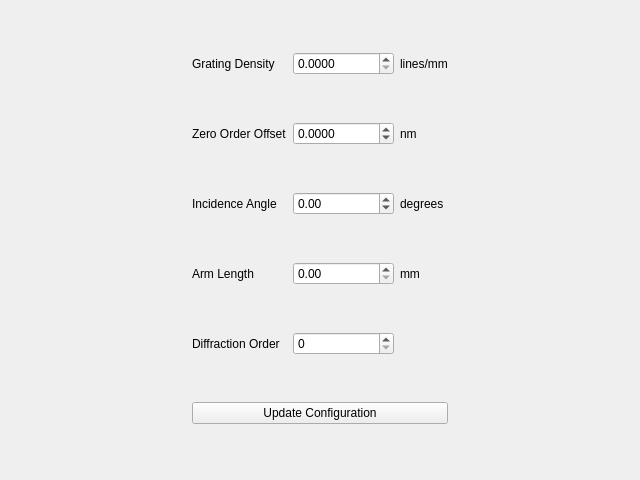
Above: runnable/grating_input.ui from mitbailey/driver_converter before the change. Below: the same form after it.
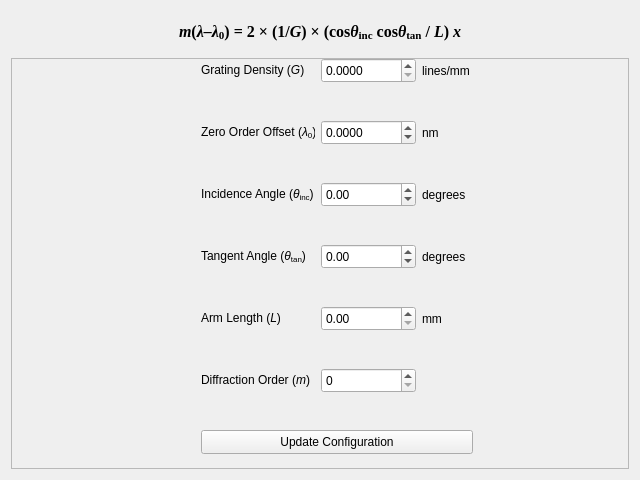
That is the form after the change.

Commit message: Fixed grating equation

Patch:
```diff
--- a/runnable/grating_input.ui
+++ b/runnable/grating_input.ui
@@ -13,149 +13,329 @@
   <property name="windowTitle">
    <string>Form</string>
   </property>
-  <layout class="QGridLayout" name="gridLayout">
-   <item row="2" column="2">
-    <widget class="QDoubleSpinBox" name="incidence_angle_in">
-     <property name="minimum">
-      <double>-180.000000000000000</double>
-     </property>
-     <property name="maximum">
-      <double>180.000000000000000</double>
-     </property>
-    </widget>
-   </item>
+  <layout class="QGridLayout" name="gridLayout" rowstretch="1,10">
    <item row="0" column="1">
-    <widget class="QLabel" name="label">
-     <property name="text">
-      <string>Grating Density</string>
+    <layout class="QVBoxLayout" name="verticalLayout">
+     <property name="leftMargin">
+      <number>5</number>
      </property>
-    </widget>
-   </item>
-   <item row="3" column="3">
-    <widget class="QLabel" name="label_9">
-     <property name="text">
-      <string>mm</string>
+     <property name="topMargin">
+      <number>5</number>
      </property>
-    </widget>
-   </item>
-   <item row="3" column="2">
-    <widget class="QDoubleSpinBox" name="arm_length_in">
-     <property name="maximum">
-      <double>500000.000000000000000</double>
+     <property name="rightMargin">
+      <number>5</number>
      </property>
-    </widget>
-   </item>
-   <item row="1" column="2">
-    <widget class="QDoubleSpinBox" name="zero_offset_in">
-     <property name="decimals">
-      <number>4</number>
+     <property name="bottomMargin">
+      <number>5</number>
      </property>
-     <property name="minimum">
-      <double>-500000.000000000000000</double>
-     </property>
-     <property name="maximum">
-      <double>500000.000000000000000</double>
-     </property>
-    </widget>
-   </item>
-   <item row="3" column="1">
-    <widget class="QLabel" name="label_4">
-     <property name="text">
-      <string>Arm Length</string>
-     </property>
-    </widget>
-   </item>
-   <item row="0" column="2">
-    <widget class="QDoubleSpinBox" name="grating_density_in">
-     <property name="decimals">
-      <number>4</number>
-     </property>
-     <property name="maximum">
-      <double>500000.000000000000000</double>
-     </property>
-    </widget>
-   </item>
-   <item row="0" column="0">
-    <spacer name="horizontalSpacer">
-     <property name="orientation">
-      <enum>Qt::Horizontal</enum>
-     </property>
-     <property name="sizeHint" stdset="0">
-      <size>
-       <width>40</width>
-       <height>20</height>
-      </size>
-     </property>
-    </spacer>
-   </item>
-   <item row="2" column="1">
-    <widget class="QLabel" name="label_3">
-     <property name="text">
-      <string>Incidence Angle</string>
-     </property>
-    </widget>
-   </item>
-   <item row="4" column="2">
-    <widget class="QDoubleSpinBox" name="diff_order_in">
-     <property name="decimals">
-      <number>0</number>
-     </property>
-    </widget>
-   </item>
-   <item row="0" column="3">
-    <widget class="QLabel" name="label_6">
-     <property name="text">
-      <string>lines/mm</string>
-     </property>
-    </widget>
-   </item>
-   <item row="1" column="3">
-    <widget class="QLabel" name="label_7">
-     <property name="text">
-      <string>nm</string>
-     </property>
-    </widget>
-   </item>
-   <item row="2" column="3">
-    <widget class="QLabel" name="label_8">
-     <property name="text">
-      <string>degrees</string>
-     </property>
-    </widget>
+     <item>
+      <layout class="QHBoxLayout" name="horizontalLayout">
+       <item>
+        <spacer name="horizontalSpacer_3">
+         <property name="orientation">
+          <enum>Qt::Horizontal</enum>
+         </property>
+         <property name="sizeHint" stdset="0">
+          <size>
+           <width>40</width>
+           <height>20</height>
+          </size>
+         </property>
+        </spacer>
+       </item>
+       <item>
+        <widget class="QLabel" name="label_12">
+         <property name="font">
+          <font>
+           <family>Times New Roman</family>
+           <pointsize>12</pointsize>
+           <bold>true</bold>
+          </font>
+         </property>
+         <property name="text">
+          <string>&lt;i&gt;m&lt;/i&gt;(&lt;i&gt;&amp;lambda;&amp;#8211;&amp;lambda;&lt;/i&gt;&lt;sub&gt;0&lt;/sub&gt;) = 2 &amp;times; (1/&lt;i&gt;G&lt;/i&gt;) &amp;times; (cos&lt;i&gt;&amp;theta;&lt;/i&gt;&lt;sub&gt;inc&lt;/sub&gt; cos&lt;i&gt;&amp;theta;&lt;/i&gt;&lt;sub&gt;tan&lt;/sub&gt; / &lt;i&gt;L&lt;/i&gt;) &lt;i&gt;x&lt;/i&gt;</string>
+         </property>
+        </widget>
+       </item>
+       <item>
+        <spacer name="horizontalSpacer_4">
+         <property name="orientation">
+          <enum>Qt::Horizontal</enum>
+         </property>
+         <property name="sizeHint" stdset="0">
+          <size>
+           <width>40</width>
+           <height>20</height>
+          </size>
+         </property>
+        </spacer>
+       </item>
+      </layout>
+     </item>
+    </layout>
    </item>
    <item row="1" column="1">
-    <widget class="QLabel" name="label_2">
-     <property name="text">
-      <string>Zero Order Offset</string>
-     </property>
-    </widget>
-   </item>
-   <item row="4" column="1">
-    <widget class="QLabel" name="label_5">
-     <property name="text">
-      <string>Diffraction Order</string>
-     </property>
-    </widget>
-   </item>
-   <item row="0" column="4">
-    <spacer name="horizontalSpacer_2">
-     <property name="orientation">
-      <enum>Qt::Horizontal</enum>
-     </property>
-     <property name="sizeHint" stdset="0">
-      <size>
-       <width>40</width>
-       <height>20</height>
-      </size>
-     </property>
-    </spacer>
-   </item>
-   <item row="5" column="1" colspan="3">
-    <widget class="QPushButton" name="update_conf_btn">
-     <property name="text">
-      <string>Update Configuration</string>
-     </property>
-    </widget>
+    <layout class="QVBoxLayout" name="verticalLayout_3">
+     <item>
+      <widget class="QFrame" name="frame">
+       <property name="frameShape">
+        <enum>QFrame::StyledPanel</enum>
+       </property>
+       <property name="frameShadow">
+        <enum>QFrame::Raised</enum>
+       </property>
+       <widget class="QLabel" name="label_7">
+        <property name="geometry">
+         <rect>
+          <x>411</x>
+          <y>62</y>
+          <width>51</width>
+          <height>25</height>
+         </rect>
+        </property>
+        <property name="text">
+         <string>nm</string>
+        </property>
+       </widget>
+       <widget class="QLabel" name="label_4">
+        <property name="geometry">
+         <rect>
+          <x>190</x>
+          <y>248</y>
+          <width>114</width>
+          <height>25</height>
+         </rect>
+        </property>
+        <property name="text">
+         <string>Arm Length (&lt;i&gt;L&lt;/i&gt;)</string>
+        </property>
+       </widget>
+       <widget class="QDoubleSpinBox" name="arm_length_in">
+        <property name="geometry">
+         <rect>
+          <x>310</x>
+          <y>248</y>
+          <width>95</width>
+          <height>25</height>
+         </rect>
+        </property>
+        <property name="maximum">
+         <double>500000.000000000000000</double>
+        </property>
+       </widget>
+       <widget class="QLabel" name="label_6">
+        <property name="geometry">
+         <rect>
+          <x>411</x>
+          <y>0</y>
+          <width>51</width>
+          <height>25</height>
+         </rect>
+        </property>
+        <property name="text">
+         <string>lines/mm</string>
+        </property>
+       </widget>
+       <widget class="QLabel" name="label_11">
+        <property name="geometry">
+         <rect>
+          <x>411</x>
+          <y>186</y>
+          <width>51</width>
+          <height>25</height>
+         </rect>
+        </property>
+        <property name="text">
+         <string>degrees</string>
+        </property>
+       </widget>
+       <widget class="QLabel" name="label">
+        <property name="geometry">
+         <rect>
+          <x>190</x>
+          <y>0</y>
+          <width>114</width>
+          <height>25</height>
+         </rect>
+        </property>
+        <property name="text">
+         <string>Grating Density (&lt;i&gt;G&lt;/i&gt;)</string>
+        </property>
+       </widget>
+       <widget class="QLabel" name="label_10">
+        <property name="geometry">
+         <rect>
+          <x>190</x>
+          <y>186</y>
+          <width>114</width>
+          <height>25</height>
+         </rect>
+        </property>
+        <property name="text">
+         <string>Tangent Angle (&lt;i&gt;&amp;theta;&lt;/i&gt;&lt;sub&gt;tan&lt;/sub&gt;)</string>
+        </property>
+       </widget>
+       <widget class="QLabel" name="label_9">
+        <property name="geometry">
+         <rect>
+          <x>411</x>
+          <y>248</y>
+          <width>51</width>
+          <height>25</height>
+         </rect>
+        </property>
+        <property name="text">
+         <string>mm</string>
+        </property>
+       </widget>
+       <widget class="QLabel" name="label_5">
+        <property name="geometry">
+         <rect>
+          <x>190</x>
+          <y>310</y>
+          <width>114</width>
+          <height>25</height>
+         </rect>
+        </property>
+        <property name="text">
+         <string>Diffraction Order (&lt;i&gt;m&lt;/i&gt;)</string>
+        </property>
+       </widget>
+       <widget class="QDoubleSpinBox" name="incidence_angle_in">
+        <property name="geometry">
+         <rect>
+          <x>310</x>
+          <y>124</y>
+          <width>95</width>
+          <height>25</height>
+         </rect>
+        </property>
+        <property name="minimum">
+         <double>-90.000000000000000</double>
+        </property>
+        <property name="maximum">
+         <double>90.000000000000000</double>
+        </property>
+       </widget>
+       <widget class="QDoubleSpinBox" name="tangent_angle_in">
+        <property name="geometry">
+         <rect>
+          <x>310</x>
+          <y>186</y>
+          <width>95</width>
+          <height>25</height>
+         </rect>
+        </property>
+        <property name="minimum">
+         <double>-90.000000000000000</double>
+        </property>
+        <property name="maximum">
+         <double>90.000000000000000</double>
+        </property>
+       </widget>
+       <widget class="QDoubleSpinBox" name="zero_offset_in">
+        <property name="geometry">
+         <rect>
+          <x>310</x>
+          <y>62</y>
+          <width>95</width>
+          <height>25</height>
+         </rect>
+        </property>
+        <property name="decimals">
+         <number>4</number>
+        </property>
+        <property name="minimum">
+         <double>-500000.000000000000000</double>
+        </property>
+        <property name="maximum">
+         <double>500000.000000000000000</double>
+        </property>
+       </widget>
+       <widget class="QLabel" name="label_2">
+        <property name="geometry">
+         <rect>
+          <x>190</x>
+          <y>62</y>
+          <width>114</width>
+          <height>25</height>
+         </rect>
+        </property>
+        <property name="text">
+         <string>Zero Order Offset (&lt;i&gt;&amp;lambda;&lt;/i&gt;&lt;sub&gt;0&lt;/sub&gt;)</string>
+        </property>
+       </widget>
+       <widget class="QLabel" name="label_8">
+        <property name="geometry">
+         <rect>
+          <x>411</x>
+          <y>124</y>
+          <width>51</width>
+          <height>25</height>
+         </rect>
+        </property>
+        <property name="text">
+         <string>degrees</string>
+        </property>
+       </widget>
+       <widget class="QPushButton" name="update_conf_btn">
+        <property name="geometry">
+         <rect>
+          <x>190</x>
+          <y>372</y>
+          <width>272</width>
+          <height>24</height>
+         </rect>
+        </property>
+        <property name="text">
+         <string>Update Configuration</string>
+        </property>
+       </widget>
+       <widget class="QDoubleSpinBox" name="grating_density_in">
+        <property name="geometry">
+         <rect>
+          <x>310</x>
+          <y>0</y>
+          <width>95</width>
+          <height>25</height>
+         </rect>
+        </property>
+        <property name="decimals">
+         <number>4</number>
+        </property>
+        <property name="maximum">
+         <double>500000.000000000000000</double>
+        </property>
+       </widget>
+       <widget class="QLabel" name="label_3">
+        <property name="geometry">
+         <rect>
+          <x>190</x>
+          <y>124</y>
+          <width>114</width>
+          <height>25</height>
+         </rect>
+        </property>
+        <property name="text">
+         <string>Incidence Angle (&lt;i&gt;&amp;theta;&lt;/i&gt;&lt;sub&gt;inc&lt;/sub&gt;)</string>
+        </property>
+       </widget>
+       <widget class="QDoubleSpinBox" name="diff_order_in">
+        <property name="geometry">
+         <rect>
+          <x>310</x>
+          <y>310</y>
+          <width>95</width>
+          <height>25</height>
+         </rect>
+        </property>
+        <property name="decimals">
+         <number>0</number>
+        </property>
+       </widget>
+      </widget>
+     </item>
+    </layout>
    </item>
   </layout>
  </widget>
```
The commit also changes 1 other file.
